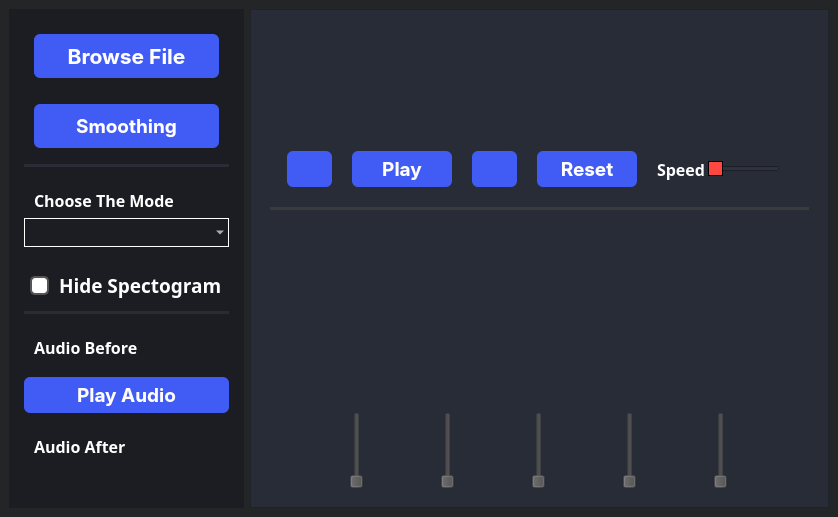
joyou159/Signal-Equalizer, file MainWindow.ui: the form before one commit.
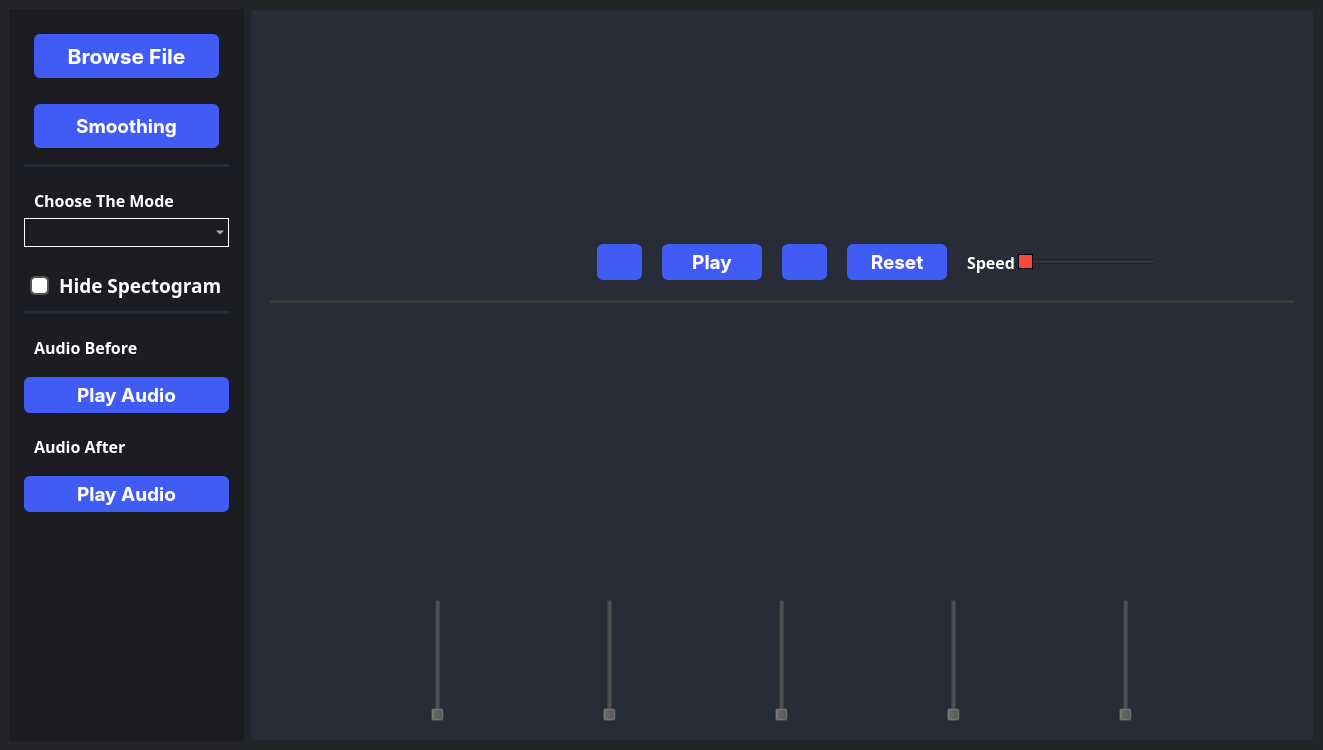
The form after the commit. Icons and pictures are not drawn. Custom widgets are drawn as their Qt base class.

Commit message: add spectro and audio after modification

```diff
--- a/MainWindow.ui
+++ b/MainWindow.ui
@@ -6,8 +6,8 @@
    <rect>
     <x>0</x>
     <y>0</y>
-    <width>838</width>
-    <height>517</height>
+    <width>1323</width>
+    <height>750</height>
    </rect>
   </property>
   <property name="windowTitle">
@@ -438,6 +438,72 @@
            </property>
           </widget>
          </item>
+         <item>
+          <widget class="QWidget" name="audio2" native="true">
+           <property name="styleSheet">
+            <string notr="true">margin:0 0;</string>
+           </property>
+          </widget>
+         </item>
+         <item>
+          <widget class="QPushButton" name="playAudio2">
+           <property name="font">
+            <font>
+             <family>-apple-system</family>
+             <pointsize>14</pointsize>
+             <bold>true</bold>
+            </font>
+           </property>
+           <property name="styleSheet">
+            <string notr="true">QPushButton{
+appearance: button;
+backface-visibility: hidden;
+background-color: #405cf5;
+border-radius: 6px;
+border-width: 0;
+box-shadow: rgba(50, 50, 93, .1) 0 0 0 1px inset,rgba(50, 50, 93, .1) 0 2px 5px 0,rgba(0, 0, 0, .07) 0 1px 1px 0;
+box-sizing: border-box;
+color: #fff;
+cursor: pointer;
+font-family: -apple-system,system-ui,&quot;Segoe UI&quot;,Roboto,&quot;Helvetica Neue&quot;,Ubuntu,sans-serif;
+font-size: 100%;
+height: 30px;
+line-height: 1.15;
+outline: none;
+overflow: hidden;
+padding: 3 10px;
+position: relative;
+text-align: center;
+text-transform: none;
+transform: translateZ(0);
+transition: all .2s,box-shadow .08s ease-in;
+user-select: none;
+-webkit-user-select: none;
+touch-action: manipulation;
+width: 50px; /* Reduced width to 200 pixels */
+}
+QPushButton:hover{
+background-color: #283999;
+}
+QPushButton:pressed{
+background-color: #1c2973;
+}</string>
+           </property>
+           <property name="text">
+            <string>Play Audio</string>
+           </property>
+           <property name="icon">
+            <iconset>
+             <normaloff>icons/play-square-svgrepo-com.png</normaloff>icons/play-square-svgrepo-com.png</iconset>
+           </property>
+           <property name="iconSize">
+            <size>
+             <width>25</width>
+             <height>25</height>
+            </size>
+           </property>
+          </widget>
+         </item>
          <item>
           <spacer name="verticalSpacer">
            <property name="orientation">
```
Left out of the diff: 2 changed lines with no effect on the pictures. The commit also changes 1 other file.
